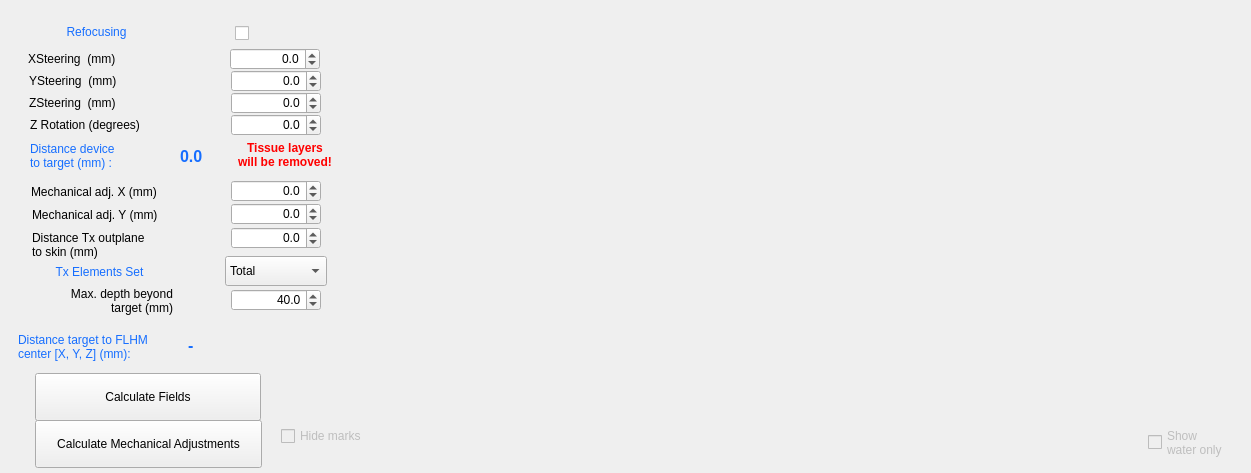
This is BabelBrain/Babel_REMOPD/form.ui in ProteusMRIgHIFU/BabelBrain as Qt 5 draws it before an edit. The edited form follows.
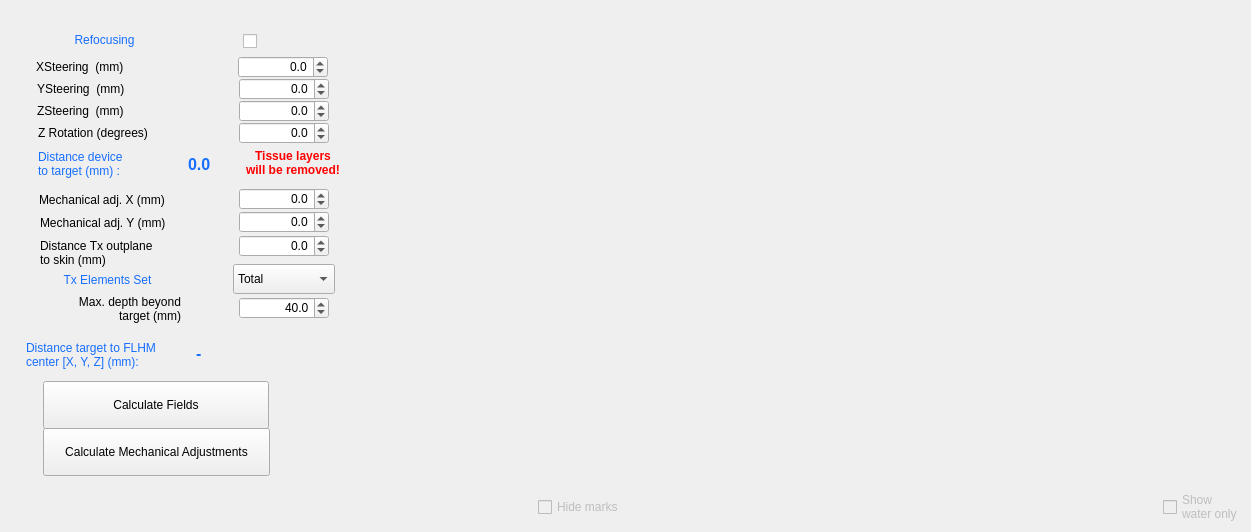
This is the edited form.

```diff
--- a/BabelBrain/Babel_REMOPD/form.ui
+++ b/BabelBrain/Babel_REMOPD/form.ui
@@ -16,6 +16,50 @@
   <property name="styleSheet">
    <string notr="true"/>
   </property>
+  <layout class="QVBoxLayout" name="panelLayout">
+   <property name="leftMargin">
+    <number>8</number>
+   </property>
+   <property name="topMargin">
+    <number>8</number>
+   </property>
+   <property name="rightMargin">
+    <number>8</number>
+   </property>
+   <property name="bottomMargin">
+    <number>8</number>
+   </property>
+   <property name="spacing">
+    <number>6</number>
+   </property>
+   <item>
+    <layout class="QHBoxLayout" name="panelTopLayout">
+     <property name="spacing">
+      <number>10</number>
+     </property>
+     <item>
+      <widget class="QFrame" name="panelLeftFrame">
+       <property name="frameShape">
+        <enum>QFrame::Shape::NoFrame</enum>
+       </property>
+       <property name="minimumSize">
+        <size>
+         <width>345</width>
+         <height>476</height>
+        </size>
+       </property>
+       <property name="maximumSize">
+        <size>
+         <width>345</width>
+         <height>16777215</height>
+        </size>
+       </property>
+       <property name="sizePolicy">
+        <sizepolicy hsizetype="Fixed" vsizetype="Preferred">
+         <horstretch>0</horstretch>
+         <verstretch>0</verstretch>
+        </sizepolicy>
+       </property>
   <widget class="QLabel" name="label_20">
    <property name="geometry">
     <rect>
@@ -184,16 +228,6 @@
     <double>0.000000000000000</double>
    </property>
   </widget>
-  <widget class="QWidget" name="AcField_plot1" native="true">
-   <property name="geometry">
-    <rect>
-     <x>343</x>
-     <y>30</y>
-     <width>868</width>
-     <height>381</height>
-    </rect>
-   </property>
-  </widget>
   <widget class="QLabel" name="label_24">
    <property name="geometry">
     <rect>
@@ -362,49 +396,6 @@
     <double>40.000000000000000</double>
    </property>
   </widget>
-  <widget class="QWidget" name="IsppaScrollBars" native="true">
-   <property name="geometry">
-    <rect>
-     <x>405</x>
-     <y>410</y>
-     <width>730</width>
-     <height>61</height>
-    </rect>
-   </property>
-  </widget>
-  <widget class="QCheckBox" name="ShowWaterResultscheckBox">
-   <property name="enabled">
-    <bool>false</bool>
-   </property>
-   <property name="geometry">
-    <rect>
-     <x>1148</x>
-     <y>417</y>
-     <width>93</width>
-     <height>51</height>
-    </rect>
-   </property>
-   <property name="text">
-    <string>Show
-water only</string>
-   </property>
-  </widget>
-  <widget class="QCheckBox" name="HideMarkscheckBox">
-   <property name="enabled">
-    <bool>false</bool>
-   </property>
-   <property name="geometry">
-    <rect>
-     <x>281</x>
-     <y>422</y>
-     <width>97</width>
-     <height>28</height>
-    </rect>
-   </property>
-   <property name="text">
-    <string>Hide marks</string>
-   </property>
-  </widget>
   <widget class="QLabel" name="MultifocusLabel">
    <property name="geometry">
     <rect>
@@ -639,6 +630,172 @@
     <set>Qt::LinksAccessibleByMouse|Qt::TextSelectableByMouse</set>
    </property>
   </widget>
+      </widget>
+     </item>
+     <item>
+      <layout class="QVBoxLayout" name="panelPlotColLayout">
+       <property name="leftMargin">
+        <number>0</number>
+       </property>
+       <property name="topMargin">
+        <number>0</number>
+       </property>
+       <property name="rightMargin">
+        <number>0</number>
+       </property>
+       <property name="bottomMargin">
+        <number>0</number>
+       </property>
+       <property name="spacing">
+        <number>4</number>
+       </property>
+       <item>
+        <widget class="QWidget" name="AcField_plot1" native="true">
+         <property name="geometry">
+          <rect>
+           <x>343</x>
+           <y>30</y>
+           <width>868</width>
+           <height>381</height>
+          </rect>
+         </property>
+         <property name="sizePolicy">
+          <sizepolicy hsizetype="Expanding" vsizetype="Expanding">
+           <horstretch>1</horstretch>
+           <verstretch>1</verstretch>
+          </sizepolicy>
+         </property>
+         <property name="minimumSize">
+          <size>
+           <width>500</width>
+           <height>280</height>
+          </size>
+         </property>
+        </widget>
+       </item>
+       <item>
+        <widget class="QWidget" name="IsppaScrollBars" native="true">
+         <property name="geometry">
+          <rect>
+           <x>405</x>
+           <y>410</y>
+           <width>730</width>
+           <height>61</height>
+          </rect>
+         </property>
+         <property name="sizePolicy">
+          <sizepolicy hsizetype="Expanding" vsizetype="Fixed">
+           <horstretch>1</horstretch>
+           <verstretch>0</verstretch>
+          </sizepolicy>
+         </property>
+         <property name="minimumSize">
+          <size>
+           <width>400</width>
+           <height>61</height>
+          </size>
+         </property>
+         <property name="maximumSize">
+          <size>
+           <width>16777215</width>
+           <height>66</height>
+          </size>
+         </property>
+        </widget>
+       </item>
+      </layout>
+     </item>
+    </layout>
+   </item>
+   <item>
+    <layout class="QHBoxLayout" name="panelBottomLayout">
+     <property name="spacing">
+      <number>10</number>
+     </property>
+     <property name="leftMargin">
+      <number>0</number>
+     </property>
+     <property name="topMargin">
+      <number>0</number>
+     </property>
+     <property name="rightMargin">
+      <number>0</number>
+     </property>
+     <property name="bottomMargin">
+      <number>0</number>
+     </property>
+     <item>
+      <spacer name="bot_lead">
+       <property name="orientation">
+        <enum>Qt::Orientation::Horizontal</enum>
+       </property>
+       <property name="sizeType" stdset="0">
+        <enum>QSizePolicy::Expanding</enum>
+       </property>
+       <property name="sizeHint" stdset="0">
+        <size>
+         <width>40</width>
+         <height>20</height>
+        </size>
+       </property>
+      </spacer>
+     </item>
+     <item>
+      <widget class="QCheckBox" name="HideMarkscheckBox">
+       <property name="enabled">
+        <bool>false</bool>
+       </property>
+       <property name="geometry">
+        <rect>
+         <x>281</x>
+         <y>422</y>
+         <width>97</width>
+         <height>28</height>
+        </rect>
+       </property>
+       <property name="text">
+        <string>Hide marks</string>
+       </property>
+      </widget>
+     </item>
+     <item>
+      <spacer name="bot_mid_0">
+       <property name="orientation">
+        <enum>Qt::Orientation::Horizontal</enum>
+       </property>
+       <property name="sizeType" stdset="0">
+        <enum>QSizePolicy::Expanding</enum>
+       </property>
+       <property name="sizeHint" stdset="0">
+        <size>
+         <width>40</width>
+         <height>20</height>
+        </size>
+       </property>
+      </spacer>
+     </item>
+     <item>
+      <widget class="QCheckBox" name="ShowWaterResultscheckBox">
+       <property name="enabled">
+        <bool>false</bool>
+       </property>
+       <property name="geometry">
+        <rect>
+         <x>1148</x>
+         <y>417</y>
+         <width>93</width>
+         <height>51</height>
+        </rect>
+       </property>
+       <property name="text">
+        <string>Show
+water only</string>
+       </property>
+      </widget>
+     </item>
+    </layout>
+   </item>
+  </layout>
  </widget>
  <tabstops>
   <tabstop>XSteeringSpinBox</tabstop>
```
Left out of the diff: 2 changed lines with no effect on the pictures. Lines whose indentation alone changed are shown as unchanged.
